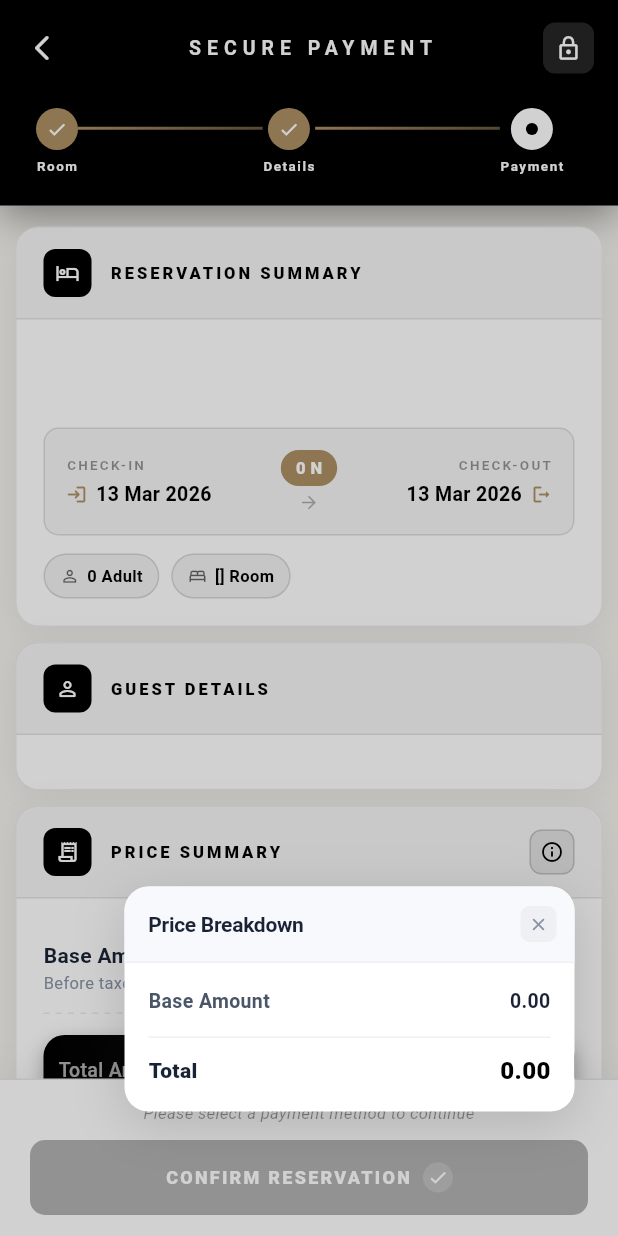
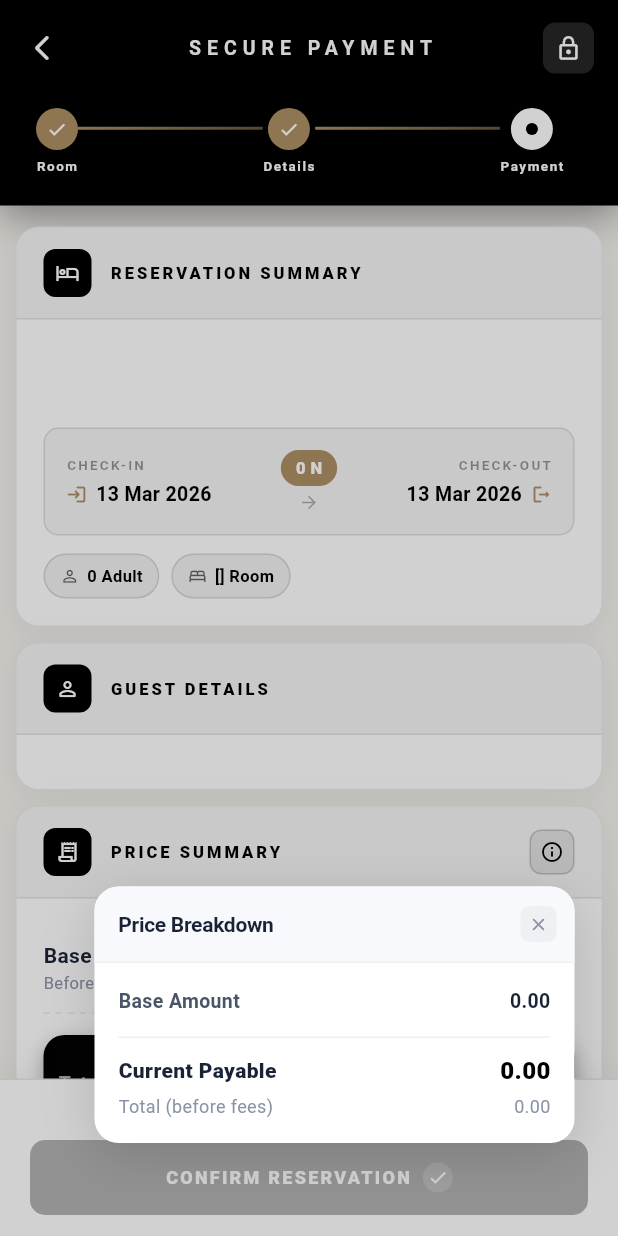
Before and after one commit to bhakti-quotus/group_hotels, a Flutter app: the PaymentPage screen opened directly with empty values, after a tap on the "info outline" icon, on a phone screen of 412 x 824 dp. Run offline on Flutter 3.47's test engine with Material 3 defaults, Android fonts, the phone set to English and light mode, and no system bars; our stand-ins replace cached_network_image, device_info_plus, flutter_dotenv, flutter_svg, get, hive and 5 more; accounts and stored records are empty; network calls fail.

Commit message:
price fetching

```diff
--- a/lib/ui/booking_page/payment_page.dart
+++ b/lib/ui/booking_page/payment_page.dart
@@ -12,7 +12,7 @@ import 'dart:io';
 import 'price_breakdown_widget.dart';
 
 class PaymentPage extends StatefulWidget {
-  final Map<String, dynamic> priceData;
+  final Map<String, dynamic> priceData; // This comes from get-price API via BookingPage
   final Map<String, dynamic> paymentData;
   final Map<String, dynamic> bookingDetails;
   final String propertyId;
@@ -58,6 +58,12 @@ class _PaymentPageState extends State<PaymentPage>
       curve: Curves.easeOut,
     );
     _fadeController.forward();
+
+    // Print the price data received from BookingPage for debugging
+    print('=== PAYMENT PAGE: PRICE DATA FROM API ===');
+    print('Price Data: ${json.encode(widget.priceData)}');
+    print('=========================================');
+
     _fetchPaymentDetails();
   }
 
@@ -245,7 +251,7 @@ class _PaymentPageState extends State<PaymentPage>
                     const SizedBox(height: 10),
                     _buildGuestDetailsCard(),
                     const SizedBox(height: 10),
-                    _buildPriceSummaryCard(),
+                    _buildPriceSummaryCard(), // This now uses the API price data
                     const SizedBox(height: 10),
                     _buildPaymentOptionsCard(),
                     if (_selectedPaymentMethod == 'upi' ||
@@ -877,6 +883,7 @@ class _PaymentPageState extends State<PaymentPage>
   }
 
   // ─── Price Summary ────────────────────────────────────────────────────────────
+  // This now uses the priceData passed from BookingPage (which comes from get-price API)
 
   Widget _buildPriceSummaryCard() {
     return _buildRoyalCard(
@@ -904,7 +911,7 @@ class _PaymentPageState extends State<PaymentPage>
       ),
       child: PriceBreakdownWidget(
         key: _priceWidgetKey,
-        priceData: widget.priceData,
+        priceData: widget.priceData, // This is the API response data
         infoIconKey: _priceInfoIconKey,
       ),
     );
@@ -1234,6 +1241,8 @@ class _PaymentPageState extends State<PaymentPage>
   // ─── Payment Detail Widgets ───────────────────────────────────────────────────
 
   Widget _buildPayAtHotelDetails(Map<String, dynamic> data) {
+    final currentPayable = widget.priceData['currentChargeableAmount'] ?? 0;
+
     return Column(
       crossAxisAlignment: CrossAxisAlignment.start,
       children: [
@@ -1246,6 +1255,34 @@ class _PaymentPageState extends State<PaymentPage>
               'Accepted: cash, debit & credit cards.',
           color: AppColor.primary,
         ),
+        const SizedBox(height: 12),
+        Container(
+          padding: const EdgeInsets.all(12),
+          decoration: BoxDecoration(
+            color: AppColor.primary.withOpacity(0.05),
+            borderRadius: BorderRadius.circular(8),
+          ),
+          child: Row(
+            mainAxisAlignment: MainAxisAlignment.spaceBetween,
+            children: [
+              Text(
+                'Amount to pay at hotel:',
+                style: TextStyle(
+                  fontSize: 12,
+                  color: AppColor.primary,
+                ),
+              ),
+              Text(
+                '${widget.priceData['currencyCode'] ?? 'USD'} ${currentPayable.toStringAsFixed(2)}',
+                style: TextStyle(
+                  fontSize: 14,
+                  fontWeight: FontWeight.w800,
+                  color: AppColor.primary,
+                ),
+              ),
+            ],
+          ),
+        ),
       ],
     );
   }
@@ -1253,7 +1290,7 @@ class _PaymentPageState extends State<PaymentPage>
   Widget _buildEnhancedUpiDetails(Map<String, dynamic> data) {
     final upiId = data['upiId'] ?? '';
     final name = data['accountHolder'] ?? '';
-    final amount = (widget.priceData['totalAmount'] ?? 0).toString();
+    final amount = (widget.priceData['currentChargeableAmount'] ?? 0).toString();
 
     return Column(
       crossAxisAlignment: CrossAxisAlignment.start,
@@ -1262,7 +1299,7 @@ class _PaymentPageState extends State<PaymentPage>
         const SizedBox(height: 10),
         _elegantDetailRow('UPI ID', upiId, showCopy: true),
         _elegantDetailRow('Payee Name', name),
-        _elegantDetailRow('Amount', '₹$amount'),
+        _elegantDetailRow('Amount', '${widget.priceData['currencyCode'] ?? 'INR'} $amount'),
         const SizedBox(height: 14),
         // QR
         Center(
@@ -1314,7 +1351,7 @@ class _PaymentPageState extends State<PaymentPage>
     final accountNumber = data['accountNumber'] ?? '';
     final ifscCode = data['ifscCode'] ?? '';
     final bankName = data['bankName'] ?? '';
-    final amount = (widget.priceData['totalAmount'] ?? 0).toString();
+    final amount = (widget.priceData['currentChargeableAmount'] ?? 0).toString();
 
     return Column(
       crossAxisAlignment: CrossAxisAlignment.start,
@@ -1328,7 +1365,7 @@ class _PaymentPageState extends State<PaymentPage>
         if (ifscCode.isNotEmpty)
           _elegantDetailRow('IFSC Code', ifscCode, showCopy: true),
         if (bankName.isNotEmpty) _elegantDetailRow('Bank', bankName),
-        _elegantDetailRow('Amount', '₹$amount'),
+        _elegantDetailRow('Amount', '${widget.priceData['currencyCode'] ?? 'INR'} $amount'),
         const SizedBox(height: 12),
         _infoNotice(
           icon: Icons.info_outline_rounded,
@@ -1880,7 +1917,7 @@ class _PaymentPageState extends State<PaymentPage>
     }
   }
 
-  // ── Replace _completeBooking() in payment_page.dart ──────
+  // ── Complete Booking ──────────────────────────────────────────────────────────
   void _completeBooking() async {
     if (!_isCompleteBookingEnabled || _isProcessingBooking) return;
 
@@ -1891,6 +1928,7 @@ class _PaymentPageState extends State<PaymentPage>
         'data': {
           'bankDetails': _fetchedPaymentData,
           'bookingDetails': widget.bookingDetails,
+          'priceData': widget.priceData, // Include the API price data
           'guestDetails': widget.bookingDetails['guestDetails'],
           'paymentMethod': _selectedPaymentMethod,
           'paymentScreenshot': _paymentScreenshot != null
@@ -1920,16 +1958,16 @@ class _PaymentPageState extends State<PaymentPage>
         );
       } else {
         setState(() => _isProcessingBooking = false);
-        showErrorDialog(context, 'Booking failed');
+        showErrorDialog(context, 'Booking failed: ${result['error']}');
       }
-    } catch (_) {
+    } catch (e) {
       if (!mounted) return;
       setState(() => _isProcessingBooking = false);
-      showErrorDialog(context, 'Booking failed');
+      showErrorDialog(context, 'Booking failed: $e');
     }
   }
 
-  // ── Replace _showBookingSuccessDialog() in payment_page.dart ──
+  // ── Booking Success Dialog ────────────────────────────────────────────────────
   void _showBookingSuccessDialog({
     required String bookingCode,
     required String propertyCode,
@@ -2003,9 +2041,7 @@ class _PaymentPageState extends State<PaymentPage>
                 width: double.infinity,
                 child: ElevatedButton(
                   onPressed: () {
-                    //if (mounted) setState(() => _isProcessingBooking = false);
                     Navigator.pop(context);
-                    // ✅ Pass bookingCode and propertyCode so the page can fetch details
                     Get.offAllNamed(
                       '/bookingdetails',
                       arguments: {
--- a/lib/ui/booking_page/price_breakdown_widget.dart
+++ b/lib/ui/booking_page/price_breakdown_widget.dart
@@ -1,43 +1,5 @@
 import 'package:flutter/material.dart';
 import 'package:group/group/common/theme/theme.dart';
-
-// ─────────────────────────────────────────────────────────────────────────────
-// PriceBreakdownWidget
-//
-// • No internal header — the parent's _buildRoyalCard provides the header.
-// • Accepts [infoIconKey] so the parent can trigger [showPriceDetailsPopup]
-//   from the info icon it renders inside _buildRoyalCard's header row.
-//
-// Usage in parent:
-//
-//   final _priceInfoKey = GlobalKey();
-//   final _priceWidgetKey = GlobalKey<_PriceBreakdownWidgetState>();  // optional
-//
-//   Widget _buildPriceSummaryCard() {
-//     return _buildRoyalCard(
-//       sectionTitle: 'PRICE SUMMARY',
-//       sectionIcon: Icons.receipt_long_outlined,
-//       trailingAction: GestureDetector(           // ← pass this
-//         key: _priceInfoKey,
-//         onTap: () => _priceWidget.showPriceDetailsPopup(context),
-//         child: Container(
-//           width: 30, height: 30,
-//           decoration: BoxDecoration(
-//             color: AppColor.primary.withOpacity(0.08),
-//             borderRadius: BorderRadius.circular(8),
-//           ),
-//           child: Icon(Icons.info_outline_rounded,
-//               size: 16, color: AppColor.primary),
-//         ),
-//       ),
-//       child: PriceBreakdownWidget(
-//         key: _priceWidget,
-//         priceData: widget.priceData,
-//         infoIconKey: _priceInfoKey,
-//       ),
-//     );
-//   }
-// ─────────────────────────────────────────────────────────────────────────────
 
 class PriceBreakdownWidget extends StatefulWidget {
   final Map<String, dynamic> priceData;
@@ -61,6 +23,7 @@ class PriceBreakdownWidgetState extends State<PriceBreakdownWidget> {
   bool _showDailyBreakdown = false;
   bool _showTaxBreakdown = false;
   bool _showAddonBreakdown = false;
+  bool _showPromotionBreakdown = false;
 
   double _d(dynamic v, [double fallback = 0]) =>
       (v as num?)?.toDouble() ?? fallback;
@@ -94,8 +57,10 @@ class PriceBreakdownWidgetState extends State<PriceBreakdownWidget> {
                 taxedAmount: _d(d['taxedAmount']),
                 latterPayableAmount: _d(d['latterpayableAmount']),
                 totalAmount: _d(d['totalAmount']),
+                currentChargeableAmount: _d(d['currentChargeableAmount']),
                 taxBreakdown: d['taxBrakeDown'] as List? ?? [],
                 addonBreakdown: d['addonBrakeDown'] as List? ?? [],
+                promotionBreakdown: d['promotionBrakeDown'] as List? ?? [],
               ),
             ),
           ),
@@ -110,14 +75,15 @@ class PriceBreakdownWidgetState extends State<PriceBreakdownWidget> {
     final d = widget.priceData;
     final currency = d['currencyCode'] ?? 'USD';
     final amountBeforeTax = _d(d['amountBeforeTax']);
-    final totalAmount = _d(d['currentChargeableAmount']);
+    final totalAmount = _d(d['totalAmount']);
     final taxedAmount = _d(d['taxedAmount']);
-    final latterPayableAmount = _d(d['latterpayableAmount']);
+    final currentChargeableAmount = _d(d['currentChargeableAmount']);
+    final loyalityDiscount = _d(d['loyalityDiscount']);
     final totalAddonAmt = _d(d['totalAddonAmount']);
     final taxBreakdown = d['taxBrakeDown'] as List? ?? [];
     final addonBreakdown = d['addonBrakeDown'] as List? ?? [];
+    final promotionBreakdown = d['promotionBrakeDown'] as List? ?? [];
     final dailyBreakdown = d['dailyPriceBrakeDown'] as List? ?? [];
-    final loyalityDiscount = d['loyalityDiscount'];
 
     return Column(
       crossAxisAlignment: CrossAxisAlignment.start,
@@ -126,11 +92,22 @@ class PriceBreakdownWidgetState extends State<PriceBreakdownWidget> {
         _buildLineItem(
           label: 'Base Amount',
           sublabel: 'Before taxes & fees',
-          value: '$currency ${(amountBeforeTax-loyalityDiscount).toStringAsFixed(2)}',
+          value: '$currency ${amountBeforeTax.toStringAsFixed(2)}',
         ),
         const _DashedDivider(),
 
-        // ── Privileges ─────────────────────────────────────────────────────
+        // ── Loyalty Discount (if any) ──────────────────────────────────────
+        if (loyalityDiscount > 0) ...[
+          _buildLineItem(
+            label: 'Loyalty Discount',
+            sublabel: 'Applied to your stay',
+            value: '-$currency ${loyalityDiscount.toStringAsFixed(2)}',
+            valueColor: Colors.green.shade700,
+          ),
+          const _DashedDivider(),
+        ],
+
+        // ── Add-ons ─────────────────────────────────────────────────────
         if (addonBreakdown.isNotEmpty || totalAddonAmt > 0) ...[
           _buildExpandable(
             title: 'Add-ons',
@@ -140,14 +117,9 @@ class PriceBreakdownWidgetState extends State<PriceBreakdownWidget> {
             onTap: () =>
                 setState(() => _showAddonBreakdown = !_showAddonBreakdown),
             children: addonBreakdown.map<Widget>((a) {
-              final qty = _d(a['quantity'], 1);
-              final amt = _d(a['totalAmount']) > 0
-                  ? _d(a['totalAmount'])
-                  : _d(a['amount']) * qty;
               return _buildSubItem(
                 label: a['name'] ?? 'Add-on',
-                sublabel: qty > 1 ? 'Qty: ${qty.toInt()}' : null,
-                value: '$currency ${amt.toStringAsFixed(2)}',
+                value: '$currency ${_d(a['amount']).toStringAsFixed(2)}',
               );
             }).toList(),
           ),
@@ -174,11 +146,42 @@ class PriceBreakdownWidgetState extends State<PriceBreakdownWidget> {
           const _DashedDivider(),
         ],
 
+        // ── Promotions ────────────────────────────────────────────────────
+        if (promotionBreakdown.isNotEmpty) ...[
+          _buildExpandable(
+            title: 'Promotions & Fees',
+            trailingValue: '',
+            trailingColor: const Color(0xFF4A5568),
+            isExpanded: _showPromotionBreakdown,
+            onTap: () => setState(
+              () => _showPromotionBreakdown = !_showPromotionBreakdown,
+            ),
+            children: promotionBreakdown.map<Widget>((p) {
+              final name = p['name'] as String? ?? '';
+              final discountAmount = _d(p['discountAmount']);
+              final restrictionType = p['restrictionType'] as String? ?? '';
+              final isPayLater = restrictionType == 'payLater';
+
+              return _buildSubItem(
+                label: name,
+                sublabel: isPayLater ? 'Pay at hotel' : null,
+                value: isPayLater
+                    ? '$currency ${discountAmount.toStringAsFixed(2)}'
+                    : '-$currency ${discountAmount.toStringAsFixed(2)}',
+                valueColor: isPayLater
+                    ? const Color(0xFF4A5568)
+                    : Colors.green.shade700,
+              );
+            }).toList(),
+          ),
+          const _DashedDivider(),
+        ],
+
         // ── Daily Breakdown ────────────────────────────────────────────────
         if (dailyBreakdown.isNotEmpty) ...[
           _buildExpandable(
             title: 'Daily Breakdown',
-            trailingValue: '${dailyBreakdown.length} nights',
+            trailingValue: '${dailyBreakdown.length} night${dailyBreakdown.length > 1 ? 's' : ''}',
             trailingColor: const Color(0xFF4A5568),
             isExpanded: _showDailyBreakdown,
             onTap: () =>
@@ -187,8 +190,8 @@ class PriceBreakdownWidgetState extends State<PriceBreakdownWidget> {
                 .map<Widget>(
                   (day) => _buildDayItem(
                     date: day['date'] ?? '',
-                    base: _d(day['baseChargesAmount'])- loyalityDiscount,
-                    total: _d(day['totalAmount']) - loyalityDiscount,
+                    base: _d(day['baseChargesAmount']),
+                    total: _d(day['totalAmount']),
                     currency: currency,
                   ),
                 )
@@ -197,21 +200,16 @@ class PriceBreakdownWidgetState extends State<PriceBreakdownWidget> {
           const _DashedDivider(),
         ],
 
-        // ── Tourism Fee ────────────────────────────────────────────────────
-        if (latterPayableAmount > 0) ...[
-          _buildLineItem(
-            label: 'Tourism Fee',
-            sublabel: 'Payable at hotel',
-            value: '$currency ${latterPayableAmount.toStringAsFixed(2)}',
-            valueColor: const Color(0xFF4A5568),
-          ),
-          const _DashedDivider(),
-        ],
-
         const SizedBox(height: 12),
 
-        // ── Grand Total ────────────────────────────────────────────────────
-        _buildGrandTotal(currency, totalAmount-loyalityDiscount),
+        // ── Current Chargeable Amount ────────────────────────────────────
+        _buildGrandTotal(
+          currency,
+          currentChargeableAmount,
+          sublabel: currentChargeableAmount != totalAmount
+              ? 'Includes promotions & fees'
+              : null,
+        ),
       ],
     );
   }
@@ -308,6 +306,7 @@ class PriceBreakdownWidgetState extends State<PriceBreakdownWidget> {
                     ),
                   ),
                 ),
+                if (trailingValue.isNotEmpty)
                   Text(
                     trailingValue,
                     style: TextStyle(
@@ -354,6 +353,7 @@ class PriceBreakdownWidgetState extends State<PriceBreakdownWidget> {
     required String value,
     String? sublabel,
     bool highlight = false,
+    Color valueColor = const Color(0xFF4A5568),
   }) {
     return Padding(
       padding: const EdgeInsets.symmetric(horizontal: 14, vertical: 9),
@@ -400,9 +400,7 @@ class PriceBreakdownWidgetState extends State<PriceBreakdownWidget> {
             style: TextStyle(
               fontSize: 13,
               fontWeight: FontWeight.w600,
-              color: highlight
-                  ? const Color(0xFF374151)
-                  : const Color(0xFF4A5568),
+              color: valueColor,
             ),
           ),
         ],
@@ -455,7 +453,7 @@ class PriceBreakdownWidgetState extends State<PriceBreakdownWidget> {
     );
   }
 
-  Widget _buildGrandTotal(String currency, double total) {
+  Widget _buildGrandTotal(String currency, double total, {String? sublabel}) {
     return Container(
       padding: const EdgeInsets.symmetric(horizontal: 10, vertical: 14),
       decoration: BoxDecoration(
@@ -478,20 +476,22 @@ class PriceBreakdownWidgetState extends State<PriceBreakdownWidget> {
         children: [
           Column(
             crossAxisAlignment: CrossAxisAlignment.start,
-            children: const [
-              Text(
-                'Total Amount',
+            children: [
+              const Text(
+                'Total Payable',
                 style: TextStyle(
                   fontSize: 13,
                   color: Colors.white70,
                   fontWeight: FontWeight.w500,
                 ),
               ),
-              SizedBox(height: 2),
+              if (sublabel != null) ...[
+                const SizedBox(height: 2),
                 Text(
-                'Taxes & fees included',
-                style: TextStyle(fontSize: 11, color: Colors.white54),
+                  sublabel,
+                  style: const TextStyle(fontSize: 11, color: Colors.white54),
                 ),
+              ],
             ],
           ),
           Text(
@@ -517,8 +517,10 @@ class _PriceDetailsPopup extends StatelessWidget {
   final double taxedAmount;
   final double latterPayableAmount;
   final double totalAmount;
+  final double currentChargeableAmount;
   final List taxBreakdown;
   final List addonBreakdown;
+  final List promotionBreakdown;
 
   const _PriceDetailsPopup({
     required this.currencyCode,
@@ -527,8 +529,10 @@ class _PriceDetailsPopup extends StatelessWidget {
     required this.taxedAmount,
     required this.latterPayableAmount,
     required this.totalAmount,
+    required this.currentChargeableAmount,
     required this.taxBreakdown,
     required this.addonBreakdown,
+    required this.promotionBreakdown,
   });
 
   double _d(dynamic v) => (v as num?)?.toDouble() ?? 0;
@@ -536,7 +540,7 @@ class _PriceDetailsPopup extends StatelessWidget {
   @override
   Widget build(BuildContext context) {
     return Container(
-      width: 300,
+      width: 320,
       decoration: BoxDecoration(
         color: Colors.white,
         borderRadius: BorderRadius.circular(16),
@@ -609,13 +613,9 @@ class _PriceDetailsPopup extends StatelessWidget {
                     valueColor: const Color(0xFF4A5568),
                   ),
                   ...addonBreakdown.map((a) {
-                    final qty = _d(a['quantity']);
-                    final amt = _d(a['totalAmount']) > 0
-                        ? _d(a['totalAmount'])
-                        : _d(a['amount']) * (qty > 0 ? qty : 1);
                     return _subRow(
                       a['name'] ?? '',
-                      '$currencyCode ${amt.toStringAsFixed(2)}',
+                      '$currencyCode ${_d(a['amount']).toStringAsFixed(2)}',
                     );
                   }),
                 ],
@@ -631,6 +631,27 @@ class _PriceDetailsPopup extends StatelessWidget {
                     '$currencyCode ${_d(t['taxedAmount']).toStringAsFixed(2)}',
                   ),
                 ),
+                if (promotionBreakdown.isNotEmpty) ...[
+                  _row(
+                    'Promotions & Fees',
+                    '',
+                    valueColor: const Color(0xFF4A5568),
+                  ),
+                  ...promotionBreakdown.map((p) {
+                    final name = p['name'] ?? '';
+                    final amount = _d(p['discountAmount']);
+                    final isPayLater = p['restrictionType'] == 'payLater';
+                    return _subRow(
+                      name,
+                      isPayLater
+                          ? '+$currencyCode ${amount.toStringAsFixed(2)}'
+                          : '-$currencyCode ${amount.toStringAsFixed(2)}',
+                      valueColor: isPayLater
+                          ? const Color(0xFF4A5568)
+                          : Colors.green.shade700,
+                    );
+                  }),
+                ],
                 if (latterPayableAmount > 0)
                   _row(
                     'Tourism Fee',
@@ -645,7 +666,7 @@ class _PriceDetailsPopup extends StatelessWidget {
                   mainAxisAlignment: MainAxisAlignment.spaceBetween,
                   children: [
                     const Text(
-                      'Total',
+                      'Current Payable',
                       style: TextStyle(
                         fontSize: 14,
                         fontWeight: FontWeight.w800,
@@ -653,11 +674,31 @@ class _PriceDetailsPopup extends StatelessWidget {
                       ),
                     ),
                     Text(
-                      '$currencyCode ${totalAmount.toStringAsFixed(2)}',
+                      '$currencyCode ${currentChargeableAmount.toStringAsFixed(2)}',
                       style: TextStyle(
                         fontSize: 16,
                         fontWeight: FontWeight.w800,
                         color: AppColor.primary,
+                      ),
+                    ),
+                  ],
+                ),
+                const SizedBox(height: 4),
+                Row(
+                  mainAxisAlignment: MainAxisAlignment.spaceBetween,
+                  children: [
+                    const Text(
+                      'Total (before fees)',
+                      style: TextStyle(
+                        fontSize: 12,
+                        color: Color(0xFF8A94A6),
+                      ),
+                    ),
+                    Text(
+                      '$currencyCode ${totalAmount.toStringAsFixed(2)}',
+                      style: const TextStyle(
+                        fontSize: 12,
+                        color: Color(0xFF8A94A6),
                       ),
                     ),
                   ],
@@ -704,6 +745,7 @@ class _PriceDetailsPopup extends StatelessWidget {
                 ),
             ],
           ),
+          if (value.isNotEmpty)
             Text(
               value,
               style: TextStyle(
@@ -717,7 +759,7 @@ class _PriceDetailsPopup extends StatelessWidget {
     );
   }
 
-  Widget _subRow(String label, String value) {
+  Widget _subRow(String label, String value, {Color valueColor = const Color(0xFF8A94A6)}) {
     return Padding(
       padding: const EdgeInsets.only(left: 12, bottom: 6),
       child: Row(
@@ -746,9 +788,9 @@ class _PriceDetailsPopup extends StatelessWidget {
           ),
           Text(
             value,
-            style: const TextStyle(
+            style: TextStyle(
               fontSize: 12,
-              color: Color(0xFF8A94A6),
+              color: valueColor,
               fontWeight: FontWeight.w600,
             ),
           ),
```
Lines whose indentation alone changed are shown as unchanged.
